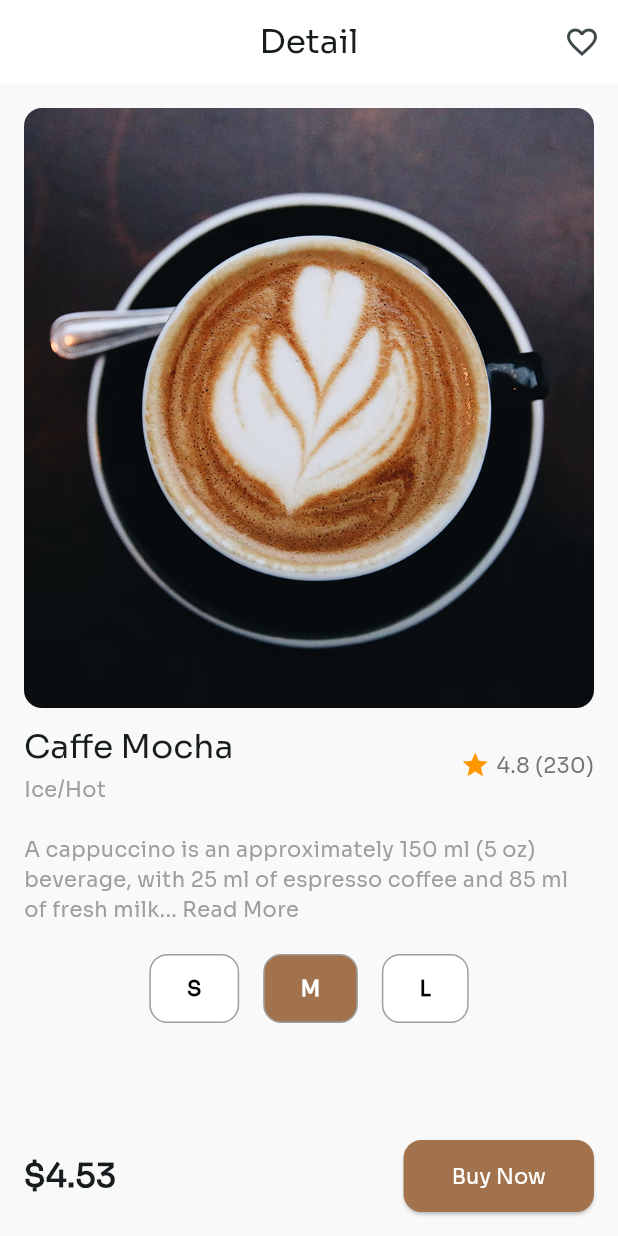
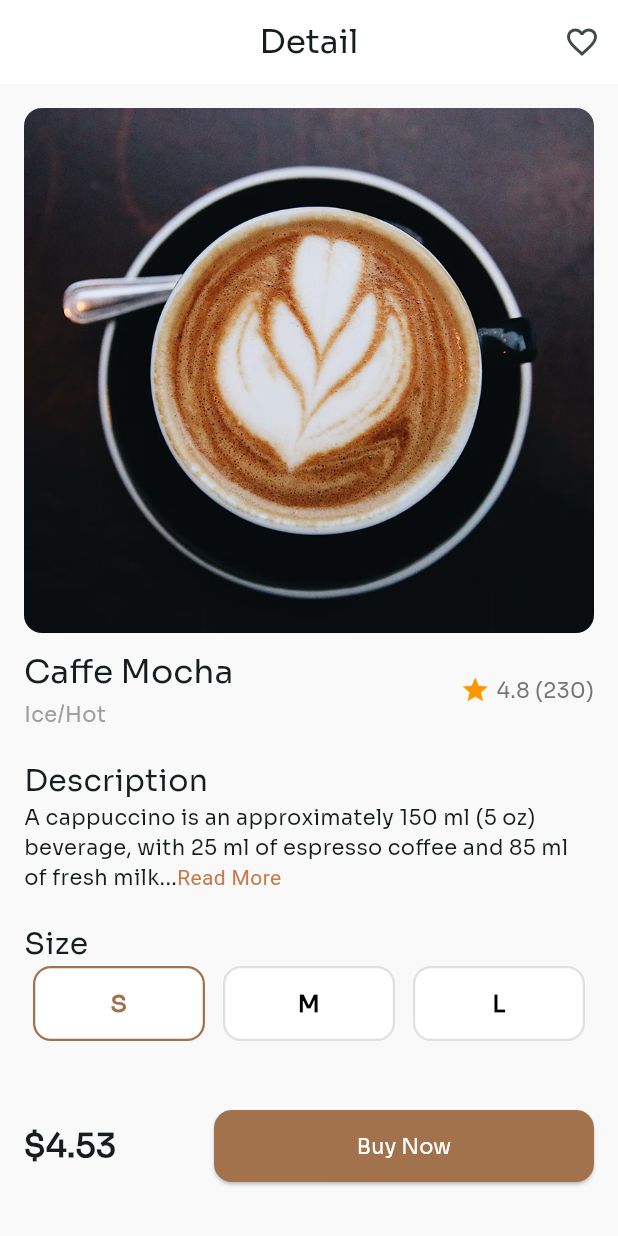
Before and after one commit to prajapatiomkar/mocco, a Flutter app: the DetailScreen screen opened by its route, after a tap on "Buy Now", on a phone screen of 412 x 824 dp. Run offline on Flutter 3.47's test engine with Material 3 defaults, Android fonts, the phone set to English and light mode, and no system bars; our stand-ins replace go_router.

```diff
--- /dev/null
+++ b/flutter_launcher_icons.yaml
@@ -0,0 +1,17 @@
+flutter_launcher_icons:
+  android: "launcher_icon"
+  ios: true
+  image_path: "assets/images/mocco_icon.png"
+  min_sdk_android: 21 # android min sdk min:16, default 21
+  web:
+    generate: true
+    image_path: "assets/images/mocco_icon.png"
+    background_color: "#hexcode"
+    theme_color: "#hexcode"
+  windows:
+    generate: true
+    image_path: "assets/images/mocco_icon.png"
+    icon_size: 48 # min:48, max:256, default: 48
+  macos:
+    generate: true
+    image_path: "assets/images/mocco_icon.png"
--- a/lib/features/detail/view/detail_screen.dart
+++ b/lib/features/detail/view/detail_screen.dart
@@ -14,9 +14,7 @@
   @override
   Widget build(BuildContext context) {
     return Scaffold(
-
       appBar: AppBar(
-
         title: const Text('Detail'),
         backgroundColor: Colors.white,
         centerTitle: true,
@@ -34,7 +32,7 @@
               child: Image.asset(
                 'assets/images/coffee_1.png',
                 width: double.infinity,
-                height: 400,
+                height: 350,
                 fit: BoxFit.cover,
               ),
             ),
@@ -70,15 +68,29 @@
             ),
 
             const SizedBox(height: 20),
+            Align(
+              alignment: Alignment.centerLeft,
+              child: Text("Description", style: TextStyle(fontSize: 20)),
+            ),
 
-            // Description
-            const Text(
-              'A cappuccino is an approximately 150 ml (5 oz) beverage, with 25 ml of espresso coffee and 85 ml of fresh milk... Read More',
-              style: TextStyle(color: Colors.grey),
+            Text.rich(
+              TextSpan(
+                text:
+                    'A cappuccino is an approximately 150 ml (5 oz) beverage, with 25 ml of espresso coffee and 85 ml of fresh milk...',
+                children: [
+                  TextSpan(
+                    text: "Read More",
+                    style: TextStyle(color: Color(0xFFC67C4E)),
+                  ),
+                ],
+              ),
             ),
 
             const SizedBox(height: 20),
-
+            Align(
+              alignment: Alignment.centerLeft,
+              child: Text("Size", style: TextStyle(fontSize: 20)),
+            ),
             // Size Selector
             SizeSelector(
               selectedSize: selectedSize,
@@ -95,15 +107,23 @@
             Row(
               mainAxisAlignment: MainAxisAlignment.spaceBetween,
               children: [
-                Text(
+                Expanded(
+                  flex: 1,
+                  child: Text(
                     '\$4.53',
-                  style: Theme.of(
+                    style: Theme.of(context).textTheme.titleLarge?.copyWith(
+                      fontWeight: FontWeight.bold,
+                    ),
+                  ),
+                ),
+                Expanded(
+                  flex: 2,
+                  child: ElevatedButton(
+                    onPressed: () {
+                      Navigator.pushNamed(
                         context,
-                  ).textTheme.titleLarge?.copyWith(fontWeight: FontWeight.bold),
-                ),
-                ElevatedButton(
-                  onPressed: () {
-                    Navigator.pushNamed(context, '/order'); // or use go_router
+                        '/order',
+                      ); // or use go_router
                     },
                     style: ElevatedButton.styleFrom(
                       backgroundColor: Color(0xFFA1724B),
@@ -120,8 +140,10 @@
                       style: TextStyle(color: Colors.white),
                     ),
                   ),
+                ),
               ],
             ),
+            const SizedBox(height: 20),
           ],
         ),
       ),
--- a/lib/features/detail/widgets/size_selector.dart
+++ b/lib/features/detail/widgets/size_selector.dart
@@ -15,24 +15,31 @@
     final sizes = ['S', 'M', 'L'];
 
     return Row(
-      mainAxisAlignment: MainAxisAlignment.center,
+      mainAxisAlignment: MainAxisAlignment.spaceBetween,
       children: sizes.map((size) {
         final isSelected = size == selectedSize;
-        return GestureDetector(
+        return Expanded(
+          child: GestureDetector(
             onTap: () => onSizeSelected(size),
             child: Container(
-            margin: const EdgeInsets.symmetric(horizontal: 8),
-            padding: const EdgeInsets.symmetric(horizontal: 24, vertical: 12),
+              margin: const EdgeInsets.symmetric(horizontal: 6), // spacing between buttons
+              padding: const EdgeInsets.symmetric(vertical: 12),
               decoration: BoxDecoration(
-              color: isSelected ? Color(0xFFA1724B) : Colors.white,
-              border: Border.all(color: Colors.grey),
+                color: Colors.white, // always white background
+                border: Border.all(
+                  color: isSelected ? Color(0xFFA1724B) : Colors.grey.shade300,
+                  width: 1.5,
+                ),
                 borderRadius: BorderRadius.circular(12),
               ),
               child: Text(
                 size,
+                textAlign: TextAlign.center,
                 style: TextStyle(
-                color: isSelected ? Colors.white : Colors.black,
+                  color: isSelected ? Color(0xFFA1724B) : Colors.black,
                   fontWeight: FontWeight.bold,
+                  fontSize: 16,
+                ),
               ),
             ),
           ),
--- a/lib/features/home/view/home_screen.dart
+++ b/lib/features/home/view/home_screen.dart
@@ -1,9 +1,9 @@
 import 'package:flutter/material.dart';
 import 'package:go_router/go_router.dart';
-import 'package:mocco/features/home/view/coffee_card.dart';
+import 'package:mocco/features/home/widget/coffee_card.dart';
 
 import '../widget/promo_banner.dart';
-import 'category_chips.dart';
+import '../widget/category_chips.dart';
 
 class HomeScreen extends StatelessWidget {
   const HomeScreen({super.key});
--- a/pubspec.yaml
+++ b/pubspec.yaml
@@ -34,7 +34,6 @@
   # The following adds the Cupertino Icons font to your application.
   # Use with the CupertinoIcons class for iOS style icons.
   cupertino_icons: ^1.0.8
-  flutter_native_splash: ^2.4.6
   go_router: ^16.0.0
 
 dev_dependencies:
@@ -47,6 +46,9 @@
   # package. See that file for information about deactivating specific lint
   # rules and activating additional ones.
   flutter_lints: ^5.0.0
+  flutter_launcher_icons: ^0.14.4
+  flutter_native_splash: ^2.4.6
+
 
 # For information on the generic Dart part of this file, see the
 # following page: https://dart.dev/tools/pub/pubspec
```
Also changed, not shown: assets/images/mocco_icon.png (added), lib/features/home/widget/category_chips.dart (renamed from lib/features/home/view/category_chips.dart), lib/features/home/widget/coffee_card.dart (renamed from lib/features/home/view/coffee_card.dart), pubspec.lock, 43 other files. Lines whose indentation alone changed are shown as unchanged.
